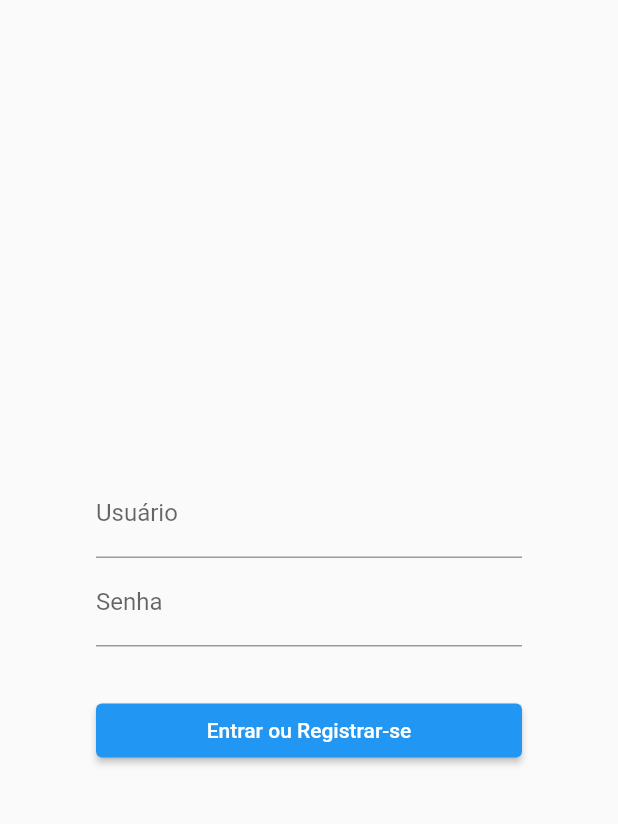
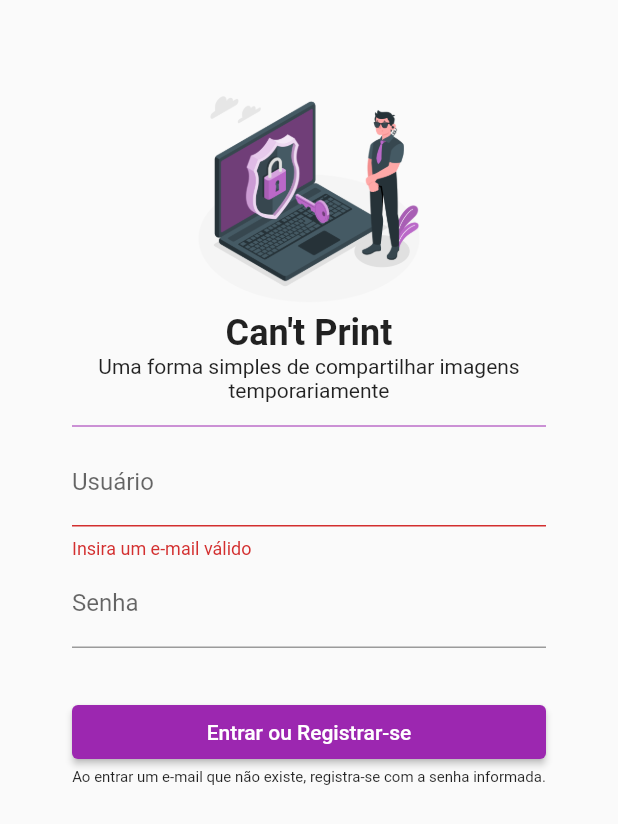
Before and after one commit to ricarthlima/flutter-firebase-tdc, a Flutter app: the screen it shows after launch, after a tap on "Entrar ou Registrar-se", on a phone screen of 412 x 824 dp. Shown: the top 824 px of the screen. Run offline on Flutter 3.47's test engine with Material 2 defaults, Android fonts, the phone set to English and light mode, and no system bars; our stand-ins replace file_picker, firebase_auth, firebase_core, firebase_storage; missing offline and left inert: flutter_windowmanager; accounts and stored records are empty; network calls fail.

Commit message:
login screen done

```diff
--- a/lib/login_screen.dart
+++ b/lib/login_screen.dart
@@ -1,12 +1,19 @@
 import 'package:firebase_auth/firebase_auth.dart';
 import "package:flutter/material.dart";
-import 'package:shared_preferences/shared_preferences.dart';
 
-class LoginScreen extends StatelessWidget {
+class LoginScreen extends StatefulWidget {
+  const LoginScreen({Key? key}) : super(key: key);
+
+  @override
+  State<LoginScreen> createState() => _LoginScreenState();
+}
+
+class _LoginScreenState extends State<LoginScreen> {
+  // Recebe uma instância do Firebase Authenticator
   FirebaseAuth auth = FirebaseAuth.instance;
 
-  TextEditingController _controllerLogin = TextEditingController();
-  TextEditingController _controllerSenha = TextEditingController();
+  final TextEditingController _controllerLogin = TextEditingController();
+  final TextEditingController _controllerSenha = TextEditingController();
 
   bool wrongPass = false;
 
@@ -16,23 +23,54 @@ class LoginScreen extends StatelessWidget {
   Widget build(BuildContext context) {
     auth.userChanges().listen((User? user) {
       if (user != null) {
-        Navigator.pushReplacementNamed(context, "upload");
+        toUploadScreen(context);
       }
     });
 
     return Scaffold(
       body: Container(
-        padding: const EdgeInsets.all(64.0),
+        padding: const EdgeInsets.all(48.0),
         child: Form(
           key: _formKey,
+          child: SingleChildScrollView(
             child: Column(
               mainAxisAlignment: MainAxisAlignment.center,
               crossAxisAlignment: CrossAxisAlignment.stretch,
               children: [
+                Image.asset(
+                  "assets/logo.png",
+                  height: 160,
+                ),
+                const Text(
+                  "Can't Print",
+                  textAlign: TextAlign.center,
+                  style: TextStyle(
+                    fontSize: 24,
+                    fontWeight: FontWeight.bold,
+                  ),
+                ),
+                const Text(
+                    "Uma forma simples de compartilhar imagens temporariamente",
+                    textAlign: TextAlign.center),
+                const Padding(
+                  padding: EdgeInsets.only(top: 8.0),
+                  child: Divider(
+                    color: Colors.purple,
+                  ),
+                ),
                 TextFormField(
                   controller: _controllerLogin,
                   keyboardType: TextInputType.emailAddress,
                   decoration: const InputDecoration(label: Text("Usuário")),
+                  validator: (value) {
+                    if (value == null ||
+                        value.length < 5 ||
+                        !value.contains("@") ||
+                        !value.contains(".")) {
+                      return "Insira um e-mail válido";
+                    }
+                    return null;
+                  },
                 ),
                 TextFormField(
                   controller: _controllerSenha,
@@ -52,8 +90,14 @@ class LoginScreen extends StatelessWidget {
                 ElevatedButton(
                   onPressed: () => signIn(context),
                   child: const Text("Entrar ou Registrar-se"),
+                ),
+                const Text(
+                  "Ao entrar um e-mail que não existe, registra-se com a senha informada.",
+                  style: TextStyle(fontSize: 10),
+                  textAlign: TextAlign.center,
                 )
               ],
+            ),
           ),
         ),
       ),
@@ -62,25 +106,54 @@ class LoginScreen extends StatelessWidget {
 
   void signIn(BuildContext context) async {
     wrongPass = false;
+    _formKey.currentState!.validate();
 
+    // Aqui receberemos todas as informações do usuário caso o login/registro
+    // seja um sucesso. No nosso exemplo, porém, não usamos para nada.
+    // ignore: unused_local_variable
     UserCredential? userCredential;
 
     try {
+      // Tenta autenticar o usuário com e-mail e a senha informados
       userCredential = await auth.signInWithEmailAndPassword(
         email: _controllerLogin.text,
         password: _controllerSenha.text,
       );
 
-      toUploadScreen(userCredential, context);
+      toUploadScreen(context);
     } on FirebaseAuthException catch (exception) {
+      // Caso o usuário não seja encontrado
       if (exception.code == 'user-not-found') {
-        userCredential = await auth.createUserWithEmailAndPassword(
-          email: _controllerLogin.text,
-          password: _controllerSenha.text,
+        showDialog(
+            context: context,
+            builder: (BuildContext context) {
+              return AlertDialog(
+                title: const Text("Deseja registrar o seguinte e-mail?"),
+                content: Text(_controllerLogin.text),
+                actions: [
+                  TextButton(
+                    onPressed: () {
+                      Navigator.pop(context);
+                    },
+                    child: const Text(
+                      "Cancelar",
+                      style: TextStyle(
+                        color: Colors.grey,
+                      ),
+                    ),
+                  ),
+                  TextButton(
+                    onPressed: () {
+                      registerUser();
+                    },
+                    child: const Text("REGISTRAR"),
+                  ),
+                ],
               );
-        toUploadScreen(userCredential, context);
+            });
       }
 
+      // Caso a senha esteja incorreta, informa.
       if (exception.code == "wrong-password") {
         wrongPass = true;
         _formKey.currentState!.validate();
@@ -88,9 +161,16 @@ class LoginScreen extends StatelessWidget {
     }
   }
 
-  toUploadScreen(UserCredential? userCredential, BuildContext context) async {
-    if (userCredential != null) {
+  registerUser() async {
+    // Cria um usuário usando o email e a senha
+    await auth.createUserWithEmailAndPassword(
+      email: _controllerLogin.text,
+      password: _controllerSenha.text,
+    );
+    toUploadScreen(context);
+  }
+
+  toUploadScreen(BuildContext context) async {
     Navigator.pushReplacementNamed(context, "upload");
   }
 }
-}
--- a/lib/main.dart
+++ b/lib/main.dart
@@ -22,12 +22,12 @@ class MyApp extends StatelessWidget {
     return MaterialApp(
       title: "Can't Print",
       theme: ThemeData(
-        primarySwatch: Colors.blue,
+        primarySwatch: Colors.purple,
       ),
       debugShowCheckedModeBanner: false,
       initialRoute: "login",
       routes: {
-        "login": (context) => LoginScreen(),
+        "login": (context) => const LoginScreen(),
         "upload": (context) => UploadScreen(),
       },
     );
```
Also changed, not shown: pubspec.yaml (+3 -6 lines), assets/logo.png (added), 2 other files. Lines whose indentation alone changed are shown as unchanged.
